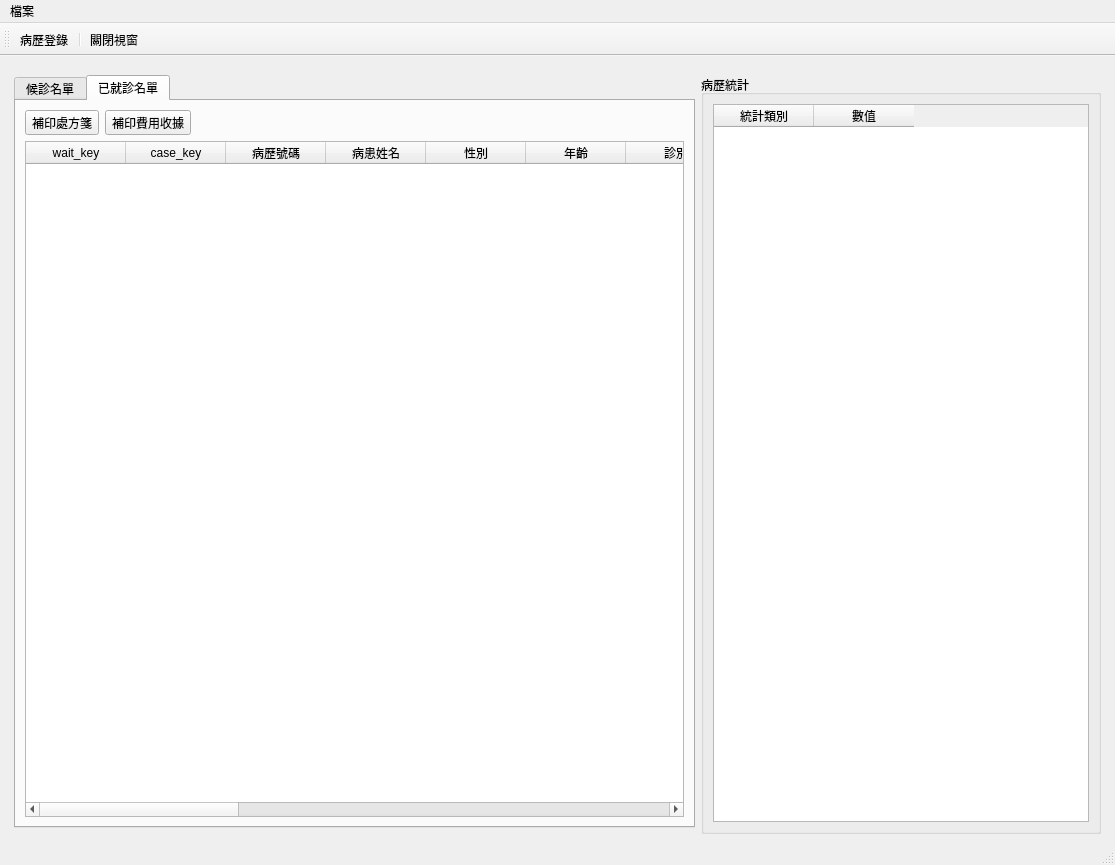
Qt form ui/waiting_list.ui (picacat/pyMedical) before a commit.
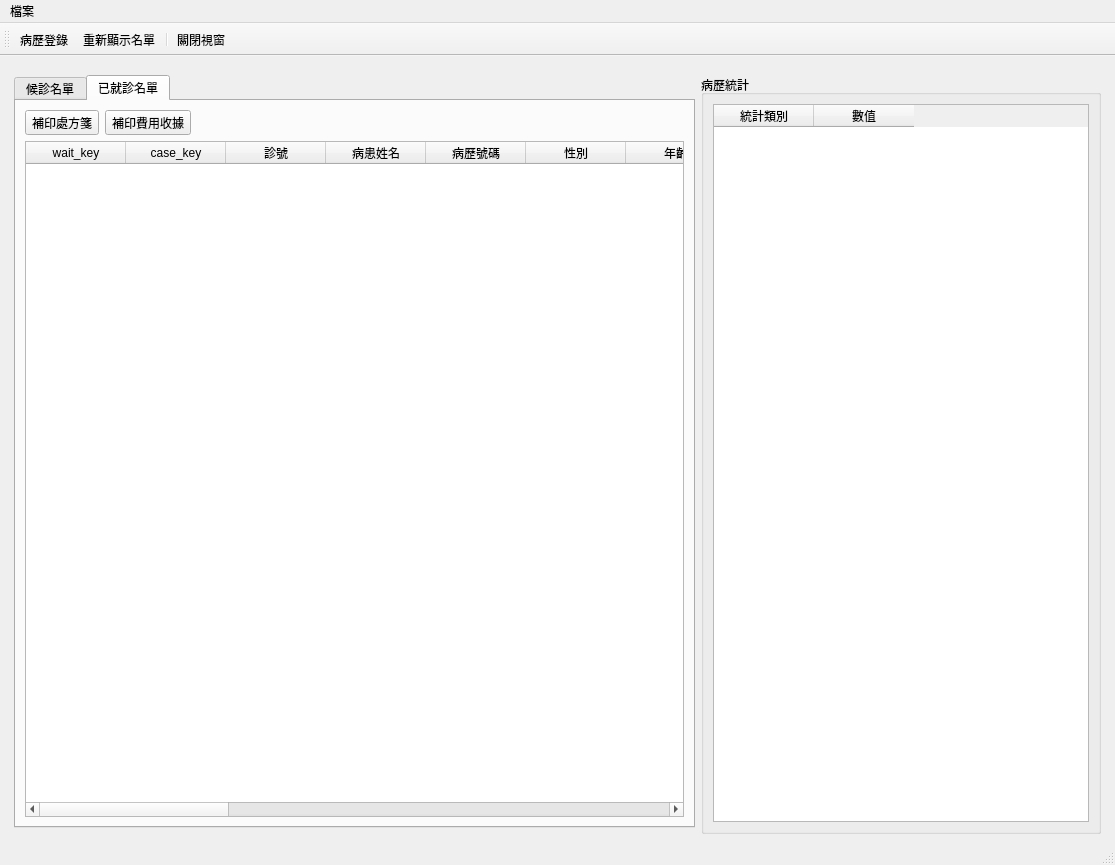
The same form after that commit. The open tabs and pages were chosen to show the change. Icons and pictures are not drawn.

The edit to the form file:
```diff
--- a/ui/waiting_list.ui
+++ b/ui/waiting_list.ui
@@ -363,7 +363,7 @@
             </column>
             <column>
              <property name="text">
-              <string>病歷號碼</string>
+              <string>診號</string>
              </property>
             </column>
             <column>
@@ -371,6 +371,11 @@
               <string>病患姓名</string>
              </property>
             </column>
+            <column>
+             <property name="text">
+              <string>病歷號碼</string>
+             </property>
+            </column>
             <column>
              <property name="text">
               <string>性別</string>
@@ -386,11 +391,6 @@
               <string>診別</string>
              </property>
             </column>
-            <column>
-             <property name="text">
-              <string>診號</string>
-             </property>
-            </column>
             <column>
              <property name="text">
               <string>保險</string>
@@ -436,6 +436,11 @@
               <string>給藥日數</string>
              </property>
             </column>
+            <column>
+             <property name="text">
+              <string>自費金額</string>
+             </property>
+            </column>
             <column>
              <property name="text">
               <string>主治醫師</string>
@@ -471,6 +476,7 @@
     <bool>false</bool>
    </attribute>
    <addaction name="action_medical_record"/>
+   <addaction name="action_refresh_list"/>
    <addaction name="separator"/>
    <addaction name="action_close"/>
   </widget>
@@ -511,6 +517,18 @@
     <string>關閉視窗</string>
    </property>
   </action>
+  <action name="action_refresh_list">
+   <property name="icon">
+    <iconset>
+     <normaloff>../icons/gtk-refresh.svg</normaloff>../icons/gtk-refresh.svg</iconset>
+   </property>
+   <property name="text">
+    <string>重新顯示名單</string>
+   </property>
+   <property name="toolTip">
+    <string>重新顯示名單</string>
+   </property>
+  </action>
  </widget>
  <resources/>
  <connections/>
```
